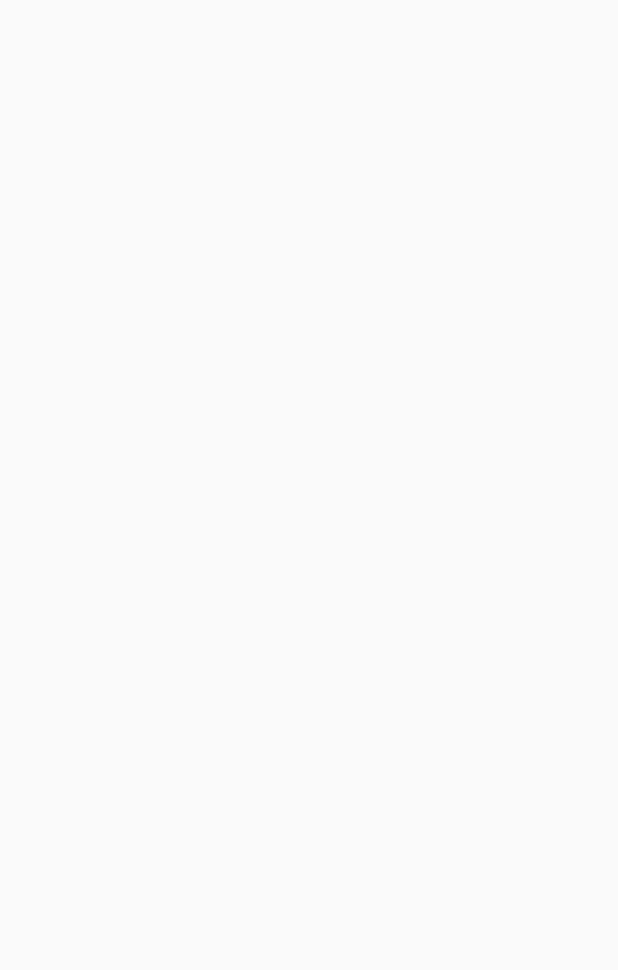
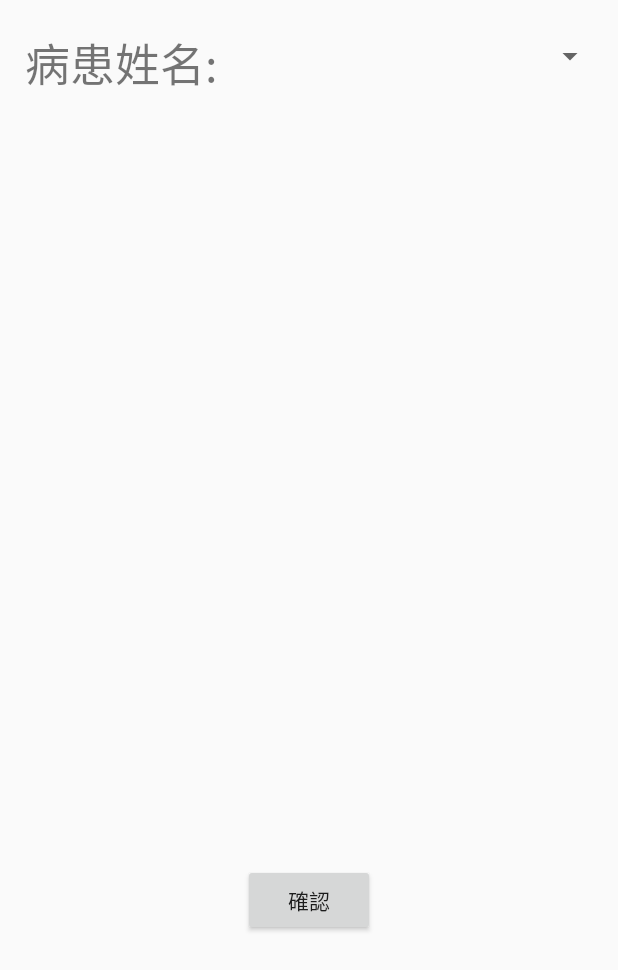
Before and after one commit to pig98520/BrushGo_Doctor, an Android app: the screen it shows after launch (main_activity), on a phone screen of 412 x 824 dp. Before the commit the part shown is empty. Shown: the top 970 px of the screen. Run offline under Robolectric (Android 15) with nearby library versions, the light colour scheme and no system bars.

Commit message:
2017/07/21 ui建立

```diff
--- a/app/src/main/java/com/example/pig98520/brushgo_doctor/main_activity.java
+++ b/app/src/main/java/com/example/pig98520/brushgo_doctor/main_activity.java
@@ -1,7 +1,7 @@
 package com.example.pig98520.brushgo_doctor;
 
+import android.os.Bundle;
 import android.support.v7.app.AppCompatActivity;
-import android.os.Bundle;
 
 public class main_activity extends AppCompatActivity {
 
@@ -9,5 +9,16 @@ public class main_activity extends AppCompatActivity {
     protected void onCreate(Bundle savedInstanceState) {
         super.onCreate(savedInstanceState);
         setContentView(R.layout.main_activity);
+        processView();
+        processControl();
+    }
+
+    private void processView() {
+
+    }
+
+
+    private void processControl() {
+
     }
 }
--- a/app/src/main/res/layout/main_activity.xml
+++ b/app/src/main/res/layout/main_activity.xml
@@ -7,4 +7,52 @@
     tools:context="com.example.pig98520.brushgo_doctor.main_activity">
 
 
+    <Spinner
+        android:id="@+id/name_spin"
+        android:layout_width="217dp"
+        android:layout_height="36dp"
+        android:layout_marginBottom="8dp"
+        android:layout_marginLeft="8dp"
+        android:layout_marginRight="8dp"
+        android:layout_marginTop="8dp"
+        app:layout_constraintBottom_toBottomOf="parent"
+        app:layout_constraintHorizontal_bias="1.0"
+        app:layout_constraintLeft_toLeftOf="parent"
+        app:layout_constraintRight_toRightOf="parent"
+        app:layout_constraintTop_toTopOf="parent"
+        app:layout_constraintVertical_bias="0.015"
+        tools:layout_editor_absoluteX="159dp" />
+
+    <TextView
+        android:id="@+id/txt_name"
+        android:layout_width="wrap_content"
+        android:layout_height="wrap_content"
+        android:layout_marginBottom="8dp"
+        android:layout_marginLeft="8dp"
+        android:layout_marginRight="8dp"
+        android:layout_marginTop="8dp"
+        android:text="病患姓名:"
+        android:textSize="30sp"
+        app:layout_constraintBottom_toBottomOf="parent"
+        app:layout_constraintHorizontal_bias="0.032"
+        app:layout_constraintLeft_toLeftOf="parent"
+        app:layout_constraintRight_toRightOf="parent"
+        app:layout_constraintTop_toTopOf="parent"
+        app:layout_constraintVertical_bias="0.015" />
+
+    <Button
+        android:id="@+id/confirm_btn"
+        android:layout_width="wrap_content"
+        android:layout_height="wrap_content"
+        android:layout_marginBottom="8dp"
+        android:layout_marginLeft="8dp"
+        android:layout_marginRight="8dp"
+        android:layout_marginTop="8dp"
+        android:text="確認"
+        app:layout_constraintBottom_toBottomOf="parent"
+        app:layout_constraintLeft_toLeftOf="parent"
+        app:layout_constraintRight_toRightOf="parent"
+        app:layout_constraintTop_toTopOf="parent"
+        app:layout_constraintVertical_bias="0.747" />
+
 </android.support.constraint.ConstraintLayout>
```
Also changed, not shown: app/src/main/java/com/example/pig98520/brushgo_doctor/new_activity.java (deleted, +0 -17 lines), app/src/main/java/com/example/pig98520/brushgo_doctor/old_activity.java (deleted, +0 -17 lines), app/src/main/res/layout/new_activity.xml (deleted, +0 -75 lines), app/src/main/res/layout/old_activity.xml (deleted, +0 -84 lines).
